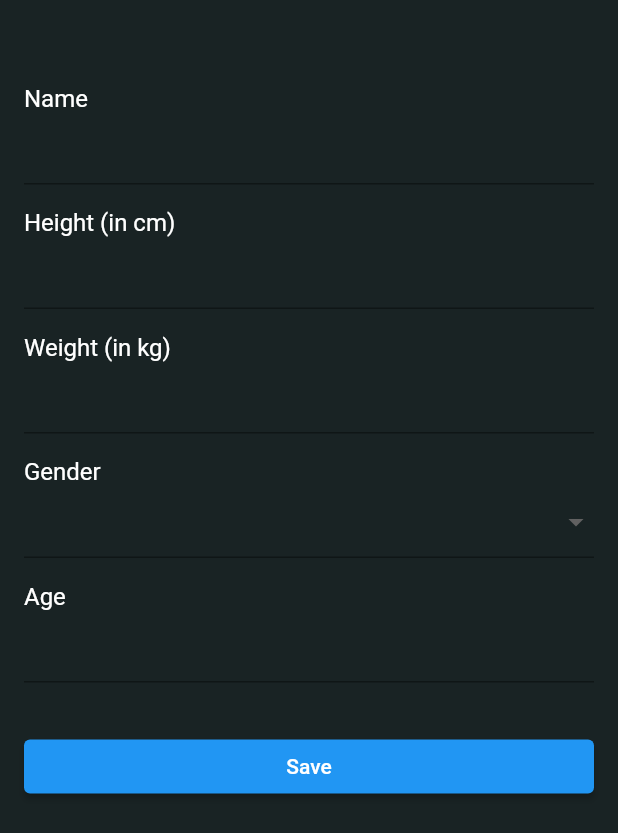
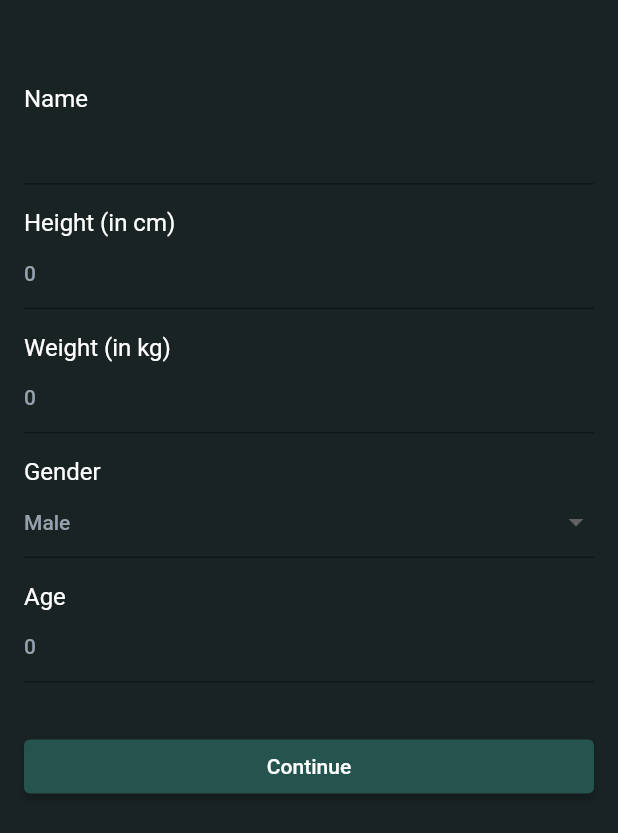
Before and after one commit to Bimbum1337/Sensors, a Flutter app: the SettingsView screen opened directly, on a phone screen of 412 x 824 dp. Shown: the top 833 px of the screen. Run offline on Flutter 3.47's test engine with Material 2 defaults, Android fonts, the phone set to English and light mode, and no system bars; our stand-ins replace flutter_spinkit, fluttertoast, geolocator, sensors_plus, shared_preferences; missing offline and left inert: flutter_barometer_plugin; accounts and stored records are empty; Roboto replaces fonts that are missing (Brazila).

Commit message:
fixing & styling

```diff
--- a/lib/app.dart
+++ b/lib/app.dart
@@ -26,7 +26,7 @@ class _MyAppState extends State<MyApp> {
       debugShowCheckedModeBanner: false,
       //starting the flow of the application by defining the onGenerateRoute function and initialize it with the first route the application would start with.
       onGenerateRoute: RouteGenerator.getRoute,
-      initialRoute: Routes.homeRoute,
+      initialRoute: Routes.splashRoute,
       theme: ThemeData(
         textTheme: TextTheme(
             displayLarge:
--- a/lib/main.dart
+++ b/lib/main.dart
@@ -1,9 +1,10 @@
 import 'package:flutter/material.dart';
+import 'package:untitled5/screens/app_pref.dart';
 
 import 'app.dart';
 
-void main() {
+void main()async {
   WidgetsFlutterBinding.ensureInitialized();
-
+  await AppPreferences.init();
   runApp(MyApp());
 }
--- a/lib/screens/app_pref.dart
+++ b/lib/screens/app_pref.dart
@@ -1,5 +1,9 @@
+import 'package:shared_preferences/shared_preferences.dart';
+
 class AppPreferences {
   static late SharedPreferences _preferences;
+
+  static SharedPreferences getInstance() => _preferences;
 
   static Future<void> init() async {
     _preferences = await SharedPreferences.getInstance();
--- a/lib/screens/main_view.dart
+++ b/lib/screens/main_view.dart
@@ -1,6 +1,6 @@
 import 'package:flutter/cupertino.dart';
 import 'package:flutter/material.dart';
-import 'package:untitled5/screens/settings.dart';
+import 'package:untitled5/screens/settings_view.dart';
 import 'package:untitled5/utils/colors_manager.dart';
 
 import 'home_view.dart';
--- a/lib/screens/settings.dart
+++ b/lib/screens/settings_view.dart
@@ -1,4 +1,7 @@
 import 'package:flutter/material.dart';
+import 'package:shared_preferences/shared_preferences.dart';
+import 'package:untitled5/Utils/routes_manager.dart';
+import 'package:untitled5/screens/app_pref.dart';
 
 import '../utils/colors_manager.dart';
 
@@ -12,12 +15,26 @@ class SettingsView extends StatefulWidget {
 class SettingsViewState extends State<SettingsView> {
   final _formKey = GlobalKey<FormState>();
 
+  TextEditingController nameController = TextEditingController();
+  TextEditingController heightController = TextEditingController();
+  TextEditingController weightController = TextEditingController();
+  TextEditingController ageController = TextEditingController();
+
   String? _name;
   int? _height;
   int? _weight;
   Gender? _gender;
   int? _age;
 
+  @override
+  void initState() {
+    nameController.text = AppPreferences.getString("Name") ?? "";
+    heightController.text = AppPreferences.getInt("Height").toString() ?? "";
+    weightController.text = AppPreferences.getInt("Weight").toString() ?? "";
+    ageController.text = AppPreferences.getInt("Age").toString() ?? "";
+    _gender = AppPreferences.getString("Gender") == "Female" ? Gender.female : Gender.male;
+    super.initState();
+  }
   @override
   Widget build(BuildContext context) {
     return Scaffold(
@@ -38,6 +55,7 @@ class SettingsViewState extends State<SettingsView> {
                       fontSize: 16.0, color: ColorsManager.primaryText),
                 ),
                 TextFormField(
+                  controller: nameController,
                   validator: (value) {
                     if (value == null || value.isEmpty) {
                       return 'Please enter your name';
@@ -55,6 +73,7 @@ class SettingsViewState extends State<SettingsView> {
                       fontSize: 16.0, color: ColorsManager.primaryText),
                 ),
                 TextFormField(
+                  controller: heightController,
                   keyboardType: TextInputType.number,
                   validator: (value) {
                     if (value == null || value.isEmpty) {
@@ -73,6 +92,7 @@ class SettingsViewState extends State<SettingsView> {
                       fontSize: 16.0, color: ColorsManager.primaryText),
                 ),
                 TextFormField(
+                  controller: weightController,
                   keyboardType: TextInputType.number,
                   validator: (value) {
                     if (value == null || value.isEmpty) {
@@ -124,6 +144,7 @@ class SettingsViewState extends State<SettingsView> {
                       fontSize: 16.0, color: ColorsManager.primaryText),
                 ),
                 TextFormField(
+                  controller: ageController,
                   keyboardType: TextInputType.number,
                   validator: (value) {
                     if (value == null || value.isEmpty) {
@@ -139,18 +160,22 @@ class SettingsViewState extends State<SettingsView> {
                 Container(
                   width: double.infinity,
                   child: ElevatedButton(
+                    style: ElevatedButton.styleFrom(
+                        backgroundColor: ColorsManager.primaryColor,),
                     onPressed: () {
                       if (_formKey.currentState!.validate()) {
                         _formKey.currentState!.save();
-                        // Do something with the user input data
-                        print('Name: $_name');
-                        print('Height: $_height');
-                        print('Weight: $_weight');
-                        print('Gender: $_gender');
-                        print('Age: $_age');
+
+                        AppPreferences.setString("Name", _name!);
+                        AppPreferences.setInt("Height", _height!);
+                        AppPreferences.setInt("Weight", _weight!);
+                        AppPreferences.setString("Gender", _gender == Gender.male ? "Male" : "Female");
+                        AppPreferences.setInt("Age", _age!);
+
+                        Navigator.pushReplacementNamed(context, Routes.homeRoute);
                       }
                     },
-                    child: Text('Save'),
+                    child: Text('Continue'),
                   ),
                 ),
               ],
--- a/lib/screens/splash/splash_view.dart
+++ b/lib/screens/splash/splash_view.dart
@@ -83,6 +83,6 @@ class _SplashViewState extends State<SplashView> {
   }
 
   void _onFinishLoading() async {
-    Navigator.pushReplacementNamed(context, Routes.mainRoute);
+    Navigator.pushReplacementNamed(context, Routes.settingsRoute);
   }
 }
--- a/lib/utils/assets_manager.dart
+++ b/lib/utils/assets_manager.dart
@@ -4,8 +4,8 @@ const String jsonPath = 'assets/json';
 
 class ImageAssets {
   //splash screen
-  static const String lightModeSplashLogo = '$imagePath/light_mode_logo.png';
-  static const String darkModeSplashLogo = '$imagePath/dark_mode_logo.png';
+  static const String lightModeSplashLogo = '$imagePath/logo.png';
+  static const String darkModeSplashLogo = '$imagePath/logo.png';
   static const String onBoardingLogo = '$imagePath/onboarding_logo.png';
   static const String loginDarkModeLoginLogo =
       '$imagePath/login_dark_mode_logo.png';
--- a/lib/utils/colors_manager.dart
+++ b/lib/utils/colors_manager.dart
@@ -7,7 +7,7 @@ class ColorsManager {
   static Color dark900 = const Color(0xFF1A1F24);
   static Color grayDark = const Color(0xFF95A1AC);
 
-  static Color get primaryColor => const Color(0xFF96C3E2);
+  static Color get primaryColor => const Color(0xFF25544f);
   static Color get secondaryColor => const Color(0xFFEE8B60);
   static Color get tertiaryColor => const Color(0xFFFFFFFF);
   static Color get alternate => const Color(0xFF39D2C0);
--- a/lib/utils/routes_manager.dart
+++ b/lib/utils/routes_manager.dart
@@ -4,6 +4,7 @@ import 'package:untitled5/screens/home_view.dart';
 import 'package:untitled5/screens/main_view.dart';
 import 'package:untitled5/screens/sensor_view.dart';
 
+import '../screens/settings_view.dart';
 import '../screens/splash/splash_view.dart';
 
 class Routes {
@@ -11,6 +12,7 @@ class Routes {
   static const String mainRoute = "/main";
   static const String sensorRoute = "/sensor";
   static const String homeRoute = "/home";
+  static const String settingsRoute = "/settings";
 }
 
 class RouteGenerator {
@@ -24,6 +26,8 @@ class RouteGenerator {
         return MaterialPageRoute(builder: (context) => SensorView());
       case Routes.homeRoute:
         return MaterialPageRoute(builder: (context) => HomeView());
+      case Routes.settingsRoute:
+        return MaterialPageRoute(builder: (context) => SettingsView());
       default:
         return unDefinedRoute();
     }
--- a/pubspec.yaml
+++ b/pubspec.yaml
@@ -48,7 +48,7 @@ dependencies:
   fluttertoast: ^8.2.1
   flutter_barometer_plugin: ^0.0.1+3
   proximity_sensor: ^1.0.4
-
+  shared_preferences: ^2.1.0
 dev_dependencies:
   flutter_test:
     sdk: flutter
@@ -72,7 +72,7 @@ flutter:
 
   # To add assets to your application, add an assets section, like this:
   assets:
-    - assets/images/light_mode_logo.png
+    - assets/images/
     - assets/images/dark_mode_logo.png
     - assets/images/onboarding_logo.png
     - assets/images/login_dark_mode_logo.png
```
Also changed, not shown: lib/screens/home_view.dart (+8 -3 lines), assets/images/icon-heart.png (added), assets/images/logo.png (added), pubspec.lock.
